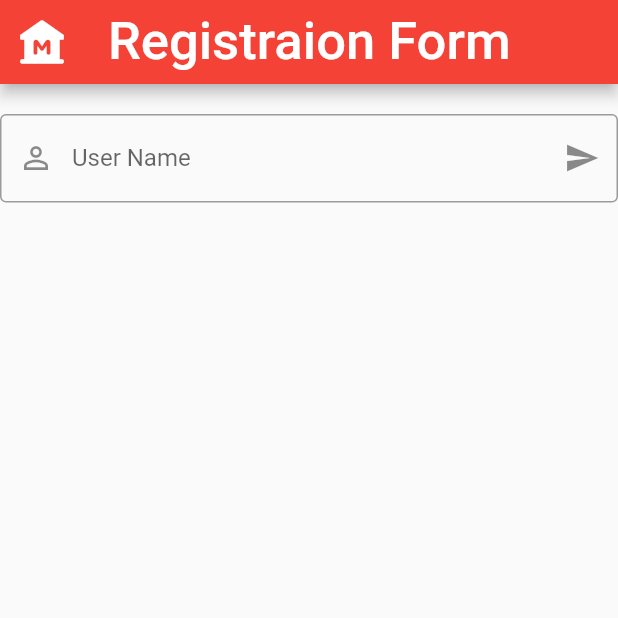
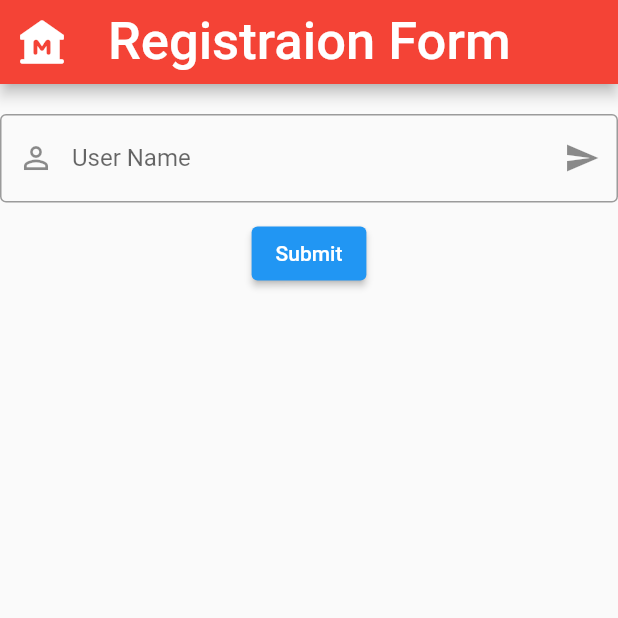
Before and after one commit to VivekTailor19/practice_flutter_topics, a Flutter app: the screen it shows after launch, on a phone screen of 412 x 824 dp, the top half of it. Run offline on Flutter 3.47's test engine with Material 2 defaults, Android fonts, the light colour scheme and no system bars.

Commit message:
flutter practice

```diff
--- a/lib/Textfield_insert_n_update/textfield_insert_update.dart
+++ b/lib/Textfield_insert_n_update/textfield_insert_update.dart
@@ -2,6 +2,7 @@ import 'package:flutter/material.dart';
 
 class Textfield_Insert_Update extends StatefulWidget {
   const Textfield_Insert_Update({Key? key}) : super(key: key);
+
 
   @override
   State<Textfield_Insert_Update> createState() =>
@@ -9,6 +10,10 @@ class Textfield_Insert_Update extends StatefulWidget {
 }
 
 class _Textfield_Insert_UpdateState extends State<Textfield_Insert_Update> {
+
+  TextEditingController username = TextEditingController();
+  String name = "";
+
   @override
   Widget build(BuildContext context) {
     return Scaffold(
@@ -23,13 +28,20 @@ class _Textfield_Insert_UpdateState extends State<Textfield_Insert_Update> {
       ),
       body: SingleChildScrollView(
         child: Center(
+          child: Container(width: double.infinity,
+            height: 800,
             child: Column(
               children: [
                 SizedBox(height: 20,),
                 Container(
-                width: double.infinity,
-                height: 500,
+
                   child: TextField(
+                    // onChanged: (value) {
+                    //   setState(() {
+                    //     name = value;
+                    //
+                    //   });
+                    // },
                     decoration: InputDecoration(
                       border: OutlineInputBorder(),
                         focusedBorder: OutlineInputBorder(borderRadius: BorderRadius.circular(50)),
@@ -38,9 +50,19 @@ class _Textfield_Insert_UpdateState extends State<Textfield_Insert_Update> {
                         label: Text("User Name"),
 
                     ),
+                  ),),
+
+                  SizedBox(height: 10),
+
+                  ElevatedButton(onPressed: (){setState(() {
+                    name = username.text;
+                  });}, child: Text("Submit")),
+
+                  SizedBox(height: 25,),
+                  Text("$name"),
+
+              ],
             ),
-              ),
-            ],
           ),
         ),
       ),
```
Lines whose indentation alone changed are shown as unchanged.
